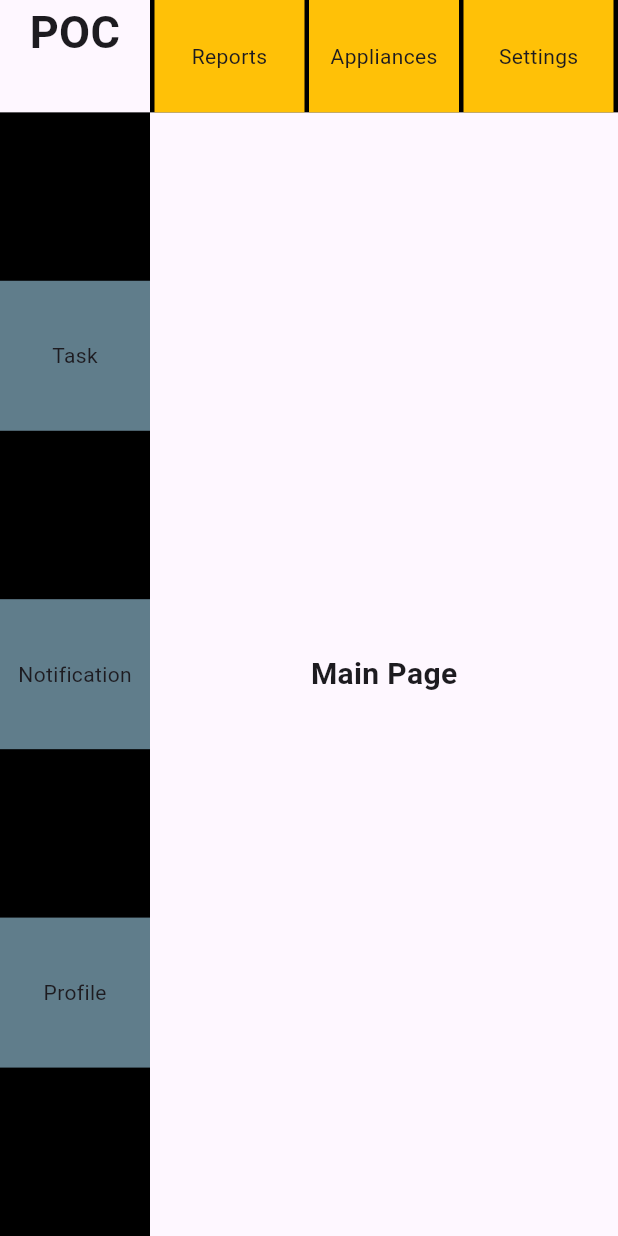
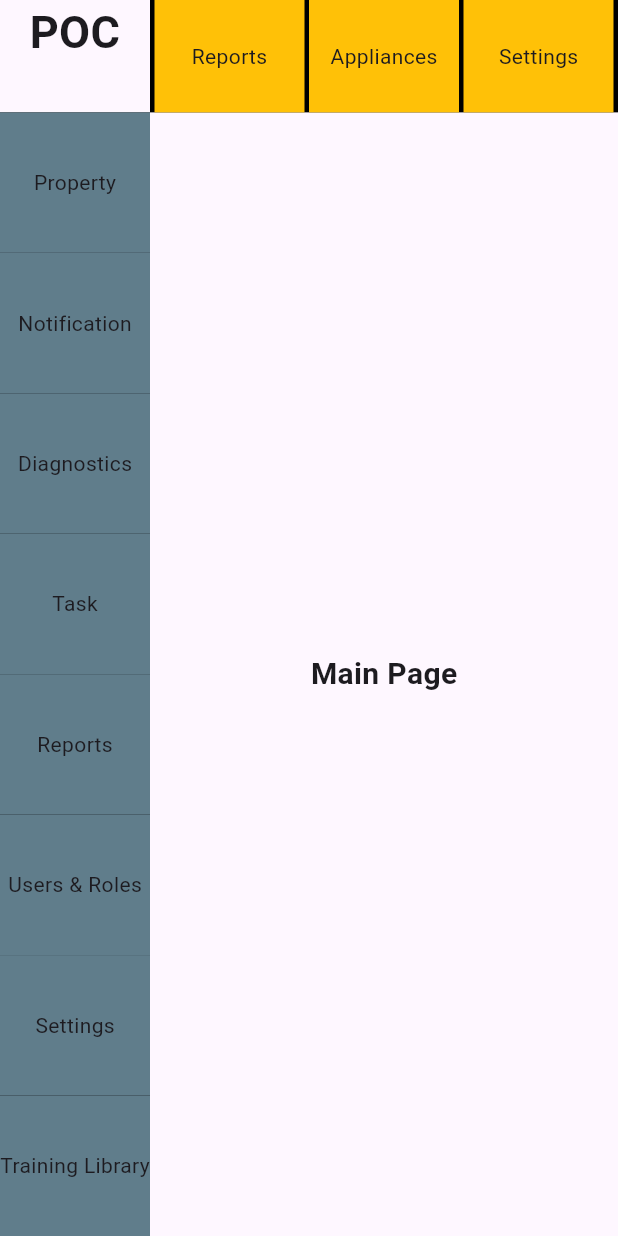
Before and after one commit to gea-minji/mgmt_navigation_refactoring, a Flutter app: the screen it shows after launch, on a phone screen of 412 x 824 dp. Run offline on Flutter 3.47's test engine with Material 3 defaults, Android fonts, the phone set to English and light mode, and no system bars; our stand-ins replace go_router.

```diff
--- a/lib/constants/page_path.dart
+++ b/lib/constants/page_path.dart
@@ -1,10 +1,31 @@
 class PagePath {
+  /* Dashboard Left Navigation Bar */
   static const main = '/main';
-  static const taskList = '/taskList';
-  static const taskDetail = '/taskDetail';
+  static const propertySelection = '/property';
+  static const buildingSelection = '/building';
+  static const floorSelection = '/floor';
+  static const groupSelection = '/group';
+  static const applianceControl = '/appliance';
   static const notification = '/notification';
+  static const diagnostics = '/diagnostics';
+  static const task = '/task';
+  static const taskDetail = '/detail';
+  static const reports = '/reports';
+  static const usersAndRoles = '/users-and-roles';
+  static const users = '/user';
+  static const roles = '/roles';
+  static const settings = '/settings';
+  static const trainingLibrary = '/training-library';
+  /* Settings */
   static const profile = '/profile';
-  static const reports = '/reports';
-  static const appliances = '/appliances';
-  static const settings = '/settings';
+  static const notificationGroups = '/notificationGroups';
+  static const language = '/language';
+  static const general = '/general';
+  static const help = '/help';
+  static const about = '/about';
+  static const payment = '/payment';
+  static const pricing = '/pricing';
+  static const applianceSettings = '/appliance-settings';
+  static const subscription = '/subscription';
+  static const credits = '/credits';
 }
--- a/lib/left_column.dart
+++ b/lib/left_column.dart
@@ -14,9 +14,40 @@ class LeftColumn extends StatelessWidget {
         children: [
           Flexible(
             child: InkWell(
-              onTap: () {
-                context.go(PagePath.taskList);
-              },
+              onTap: () => context.go(PagePath.propertySelection),
+              child: Container(
+                width: 100,
+                height: 100,
+                color: Colors.blueGrey,
+                child: Center(child: Text('Property')),
+              ),
+            ),
+          ),
+          Flexible(
+            child: InkWell(
+              onTap: () => context.go(PagePath.notification),
+              child: Container(
+                width: 100,
+                height: 100,
+                color: Colors.blueGrey,
+                child: Center(child: Text('Notification')),
+              ),
+            ),
+          ),
+          Flexible(
+            child: InkWell(
+              onTap: () => context.go(PagePath.diagnostics),
+              child: Container(
+                width: 100,
+                height: 100,
+                color: Colors.blueGrey,
+                child: Center(child: Text('Diagnostics')),
+              ),
+            ),
+          ),
+          Flexible(
+            child: InkWell(
+              onTap: () => context.go('${PagePath.main}${PagePath.task}'),
               child: Container(
                 width: 100,
                 height: 100,
@@ -27,23 +58,45 @@ class LeftColumn extends StatelessWidget {
           ),
           Flexible(
             child: InkWell(
-              onTap: () {},
+              onTap: () => context.go(PagePath.reports),
               child: Container(
                 width: 100,
                 height: 100,
                 color: Colors.blueGrey,
-                child: Center(child: Text('Notification')),
+                child: Center(child: Text('Reports')),
               ),
             ),
           ),
           Flexible(
             child: InkWell(
-              onTap: () {},
+              onTap: () => context.go(PagePath.usersAndRoles),
               child: Container(
                 width: 100,
                 height: 100,
                 color: Colors.blueGrey,
-                child: Center(child: Text('Profile')),
+                child: Center(child: Text('Users & Roles')),
+              ),
+            ),
+          ),
+          Flexible(
+            child: InkWell(
+              onTap: () => context.go(PagePath.settings),
+              child: Container(
+                width: 100,
+                height: 100,
+                color: Colors.blueGrey,
+                child: Center(child: Text('Settings')),
+              ),
+            ),
+          ),
+          Flexible(
+            child: InkWell(
+              onTap: () => context.go(PagePath.trainingLibrary),
+              child: Container(
+                width: 100,
+                height: 100,
+                color: Colors.blueGrey,
+                child: Center(child: Text('Training Library')),
               ),
             ),
           ),
--- a/lib/main.dart
+++ b/lib/main.dart
@@ -5,94 +5,69 @@ import 'package:flutter_application_1/constants/page_path.dart';
 import 'package:flutter_application_1/left_column.dart';
 import 'package:flutter_application_1/model/task.dart';
 import 'package:flutter_application_1/top_row.dart';
-import 'package:flutter_application_1/view/settings.dart';
 import 'package:flutter_application_1/view/task_detail.dart';
 import 'package:flutter_application_1/view/task_list.dart';
 import 'package:go_router/go_router.dart';
 
+final _rootNavigatorKey = GlobalKey<NavigatorState>(debugLabel: 'root');
+final _shellNavigatorKey = GlobalKey<NavigatorState>(debugLabel: 'shell');
+
 void main() {
-  final rootNavigatorKey = GlobalKey<NavigatorState>();
-  final shellNavigatorKey = GlobalKey<NavigatorState>();
+  runApp(MainApp());
+}
 
-  final router = GoRouter(
-    navigatorKey: rootNavigatorKey,
-    initialLocation: PagePath.main,
+class MainApp extends StatelessWidget {
+  MainApp({super.key});
+
+  final _router = GoRouter(
+    navigatorKey: _rootNavigatorKey,
+    initialLocation: PagePath.main, // root page
+    debugLogDiagnostics: true,
+    routes: [
+      ShellRoute(
+        navigatorKey: _shellNavigatorKey,
+        builder: (context, state, child) => Main(content: child),
         routes: [
           GoRoute(
             path: PagePath.main,
-        builder: (context, state) => Main(
-          content: Center(
+            builder: (context, state) => Center(
               child: Text(
                 'Main Page',
                 style: TextStyle(fontSize: 20, fontWeight: FontWeight.bold),
               ),
             ),
-        ),
-      ),
-      ShellRoute(
-        navigatorKey: shellNavigatorKey,
-        pageBuilder: (context, state, child) => CustomTransitionPage<void>(
-          child: Main(content: child),
-          transitionsBuilder: (context, animation, secondaryAnimation, child) {
-            return FadeTransition(
-              opacity: CurveTween(curve: Curves.easeIn).animate(animation),
-              child: child,
-            );
-          },
-        ),
             routes: [
-          // GoRoute(
-          //   path: PagePath.taskList,
-          //   builder: (context, state) {
-          //     return Navigator(
-          //       onGenerateRoute: (settings) {
-          //         final uri = Uri.parse(settings.name ?? '');
-          //         final path = uri.path;
-          //         Widget page;
-          //         switch (path) {
-          //           case PagePath.taskDetail:
-          //             final encoded = state.uri.queryParameters['task'];
-          //             final decoded = jsonDecode(
-          //               Uri.decodeComponent(encoded ?? ''),
-          //             );
-          //             page = TaskDetail(model: Task.fromJson(decoded));
-          //             break;
-          //           default:
-          //             page = TaskList();
-          //         }
-          //         return MaterialPageRoute(
-          //           builder: (_) => page,
-          //           settings: settings,
-          //         );
-          //       },
-          //     );
-          //   },
-          // ),
               GoRoute(
-            path: PagePath.taskList,
-            builder: (context, state) => TaskList(),
-          ),
+                path: PagePath.task,
+                builder: (context, state) => const TaskList(),
+                routes: [
                   GoRoute(
                     path: PagePath.taskDetail,
                     builder: (context, state) {
                       final encoded = state.uri.queryParameters['task'];
-              final decoded = jsonDecode(Uri.decodeComponent(encoded ?? ''));
+                      final decoded = jsonDecode(
+                        Uri.decodeComponent(encoded ?? ''),
+                      );
                       return TaskDetail(model: Task.fromJson(decoded));
                     },
                   ),
-          GoRoute(
-            path: PagePath.settings,
-            builder: (context, state) => Settings(),
+                ],
               ),
-          GoRoute(
-            path: PagePath.notification,
-            builder: (context, state) => Container(),
+            ],
           ),
         ],
       ),
     ],
   );
-  runApp(MaterialApp.router(routerConfig: router));
+
+  @override
+  Widget build(BuildContext context) {
+    return MaterialApp.router(
+      title: 'Navigation Refactoring',
+      theme: ThemeData(primarySwatch: Colors.blue),
+      routerConfig: _router,
+    );
+  }
 }
 
 class Main extends StatelessWidget {
```
Also changed, not shown: lib/view/task_list.dart (+3 -5 lines). Lines whose indentation alone changed are shown as unchanged.
